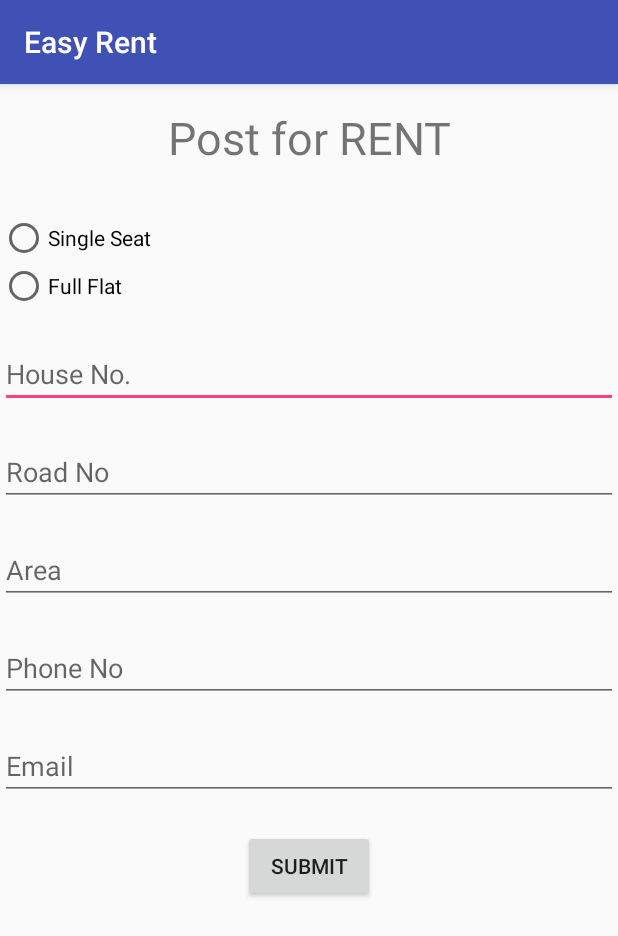
After one commit to Partha-SUST16/Easy-Rent, an Android app: the Post_Add screen opened directly, with no data from a screen before it, on a phone screen of 412 x 824 dp. The commit adds this screen. Shown: the top 936 px of the screen. Run offline under Robolectric (Android 15) with nearby library versions, the phone set to English and light mode, and no system bars; our stand-ins replace Firebase (no records; nobody signed in at launch, a user with empty details on screens opened directly).

Commit message:
Now House Owner can Post for add through this app
Added GPS Tracker & Location Info

```diff
--- a/EasyRent/app/src/main/AndroidManifest.xml
+++ b/EasyRent/app/src/main/AndroidManifest.xml
@@ -1,6 +1,9 @@
 <?xml version="1.0" encoding="utf-8"?>
 <manifest xmlns:android="http://schemas.android.com/apk/res/android"
     package="com.example.bdafahim.easyrent">
+
+    <uses-permission android:name="android.permission.ACCESS_COARSE_LOCATION" />
+    <uses-permission android:name="android.permission.ACCESS_FINE_LOCATION" />
 
     <application
         android:allowBackup="true"
@@ -20,7 +23,8 @@
         <activity android:name=".Owner_Login" />
         <activity android:name=".SignUp" />
         <activity android:name=".UserProfile" />
-        <activity android:name=".OwnerProfile"></activity>
+        <activity android:name=".OwnerProfile" />
+        <activity android:name=".Post_Add"></activity>
     </application>
 
 </manifest>
--- a/EasyRent/app/src/main/java/com/example/bdafahim/easyrent/Owner_Login.java
+++ b/EasyRent/app/src/main/java/com/example/bdafahim/easyrent/Owner_Login.java
@@ -77,7 +77,7 @@ public class Owner_Login extends AppCompatActivity  {
             return;
         }
 
-        progressDialog.setMessage("Sign up is in progress");
+        progressDialog.setMessage("Log in is in progress");
         progressDialog.show();
 
         mAuth.signInWithEmailAndPassword(EmailL,PasswordL)
--- /dev/null
+++ b/EasyRent/app/src/main/java/com/example/bdafahim/easyrent/Post_Add.java
@@ -0,0 +1,132 @@
+package com.example.bdafahim.easyrent;
+
+import android.app.ProgressDialog;
+import android.content.Context;
+import android.content.pm.PackageManager;
+import android.location.Location;
+import android.location.LocationListener;
+import android.location.LocationManager;
+import android.support.annotation.NonNull;
+import android.support.v4.app.ActivityCompat;
+import android.support.v4.content.ContextCompat;
+import android.support.v7.app.AppCompatActivity;
+import android.os.Bundle;
+import android.view.View;
+import android.widget.Button;
+import android.widget.EditText;
+import android.widget.RadioButton;
+import android.widget.RadioGroup;
+import android.widget.Toast;
+
+import com.google.android.gms.tasks.OnCompleteListener;
+import com.google.android.gms.tasks.Task;
+import com.google.firebase.auth.FirebaseAuth;
+import com.google.firebase.auth.FirebaseUser;
+import com.google.firebase.database.DatabaseReference;
+import com.google.firebase.database.FirebaseDatabase;
+
+public class Post_Add extends AppCompatActivity  {
+    //variables of used button and edittext
+    private Button post;
+    private EditText housetxt, roadtxt, addresstxt, phonetxt, emailtxt;
+
+    private double lati, longi;
+    private FirebaseDatabase mFirebaseDatabase;
+    private FirebaseAuth mAuth;
+    private FirebaseAuth.AuthStateListener mAuthListener;
+    private DatabaseReference myRef;
+    private  String userID;
+    private Rent_Add rent_add;
+    private ProgressDialog progressDialog;
+    private RadioGroup radioGroup;
+    private GpsTracker gpsTracker;
+
+    @Override
+    protected void onCreate(Bundle savedInstanceState) {
+        super.onCreate(savedInstanceState);
+        setContentView(R.layout.activity_post__add);
+
+      //  INTT();
+        post = findViewById(R.id.submit);
+        housetxt = findViewById(R.id.house_no);
+        roadtxt = findViewById(R.id.road_no);
+        addresstxt = findViewById(R.id.area);
+        phonetxt = findViewById(R.id.phone_no);
+        emailtxt = findViewById(R.id.email);
+        progressDialog = new ProgressDialog(this);
+        radioGroup = findViewById(R.id.radio_group);
+        mAuth = FirebaseAuth.getInstance();
+        mFirebaseDatabase = FirebaseDatabase.getInstance();
+
+
+        try {
+            if (ContextCompat.checkSelfPermission(getApplicationContext(), android.Manifest.permission.ACCESS_FINE_LOCATION) != PackageManager.PERMISSION_GRANTED ) {
+                ActivityCompat.requestPermissions(this, new String[]{android.Manifest.permission.ACCESS_FINE_LOCATION}, 101);
+            }
+        } catch (Exception e){
+            e.printStackTrace();
+        }
+
+
+       post.setOnClickListener(new View.OnClickListener() {
+           @Override
+           public void onClick(View view) {
+               toastMessage("ButtonClicked");
+               getLocation(view);
+               POST_PROCESS();
+               toastMessage("Post process Complete");
+           }
+       });
+
+
+    }
+
+    void POST_PROCESS(){
+        String house_no, road_no, address, phone_no, email_no;
+        progressDialog.setMessage("Posting in process...");
+        progressDialog.show();
+        address = addresstxt.getText().toString();
+        phone_no = phonetxt.getText().toString();
+        email_no = emailtxt.getText().toString();
+        house_no = housetxt.getText().toString();
+        road_no = roadtxt.getText().toString();
+
+        int selected = radioGroup.getCheckedRadioButtonId();
+        RadioButton rb =(RadioButton) findViewById(selected);
+
+        String type = rb.getText().toString();
+
+        rent_add = new Rent_Add(type,house_no,road_no,address,phone_no,email_no,lati,longi);
+
+        mFirebaseDatabase.getReference("Users")
+                .child(mAuth.getCurrentUser().getUid())
+                .child("Posts")
+                .setValue(rent_add).addOnCompleteListener(new OnCompleteListener<Void>() {
+            @Override
+            public void onComplete(@NonNull Task<Void> task) {
+                if (task.isSuccessful()) {
+                    progressDialog.dismiss();
+                    Toast.makeText(Post_Add.this, "Posting Successful", Toast.LENGTH_LONG).show();
+                    finish();
+                } else {
+                    progressDialog.dismiss();
+                    //display a failure message
+                    Toast.makeText(Post_Add.this,task.getException().getMessage(),Toast.LENGTH_LONG).show();
+                }
+            }
+        });
+    }
+    public void getLocation(View view){
+        gpsTracker = new GpsTracker(Post_Add.this);
+        if(gpsTracker.canGetLocation()){
+          lati = gpsTracker.getLatitude();
+            longi= gpsTracker.getLongitude();
+
+        }else{
+            gpsTracker.showSettingsAlert();
+        }
+    }
+    private void toastMessage(String message){
+        Toast.makeText(this,message,Toast.LENGTH_SHORT).show();
+    }
+}
--- a/EasyRent/app/src/main/res/layout/activity_owner_profile.xml
+++ b/EasyRent/app/src/main/res/layout/activity_owner_profile.xml
@@ -4,7 +4,8 @@
     xmlns:tools="http://schemas.android.com/tools"
     android:layout_width="match_parent"
     android:layout_height="match_parent"
-    tools:context=".OwnerProfile">
+    tools:context=".OwnerProfile"
+    android:id="@+id/drawer_owner">
     <LinearLayout
         android:layout_width="match_parent"
         android:layout_height="match_parent"
@@ -33,7 +34,8 @@
         android:layout_width="wrap_content"
         android:layout_height="match_parent"
         app:menu="@menu/navigation_menu_owner"
-        android:layout_gravity = "start">
+        android:layout_gravity = "start"
+        android:id="@+id/nav_viewO">
 
     </android.support.design.widget.NavigationView>
 </android.support.v4.widget.DrawerLayout>
--- /dev/null
+++ b/EasyRent/app/src/main/res/layout/activity_post__add.xml
@@ -0,0 +1,81 @@
+<?xml version="1.0" encoding="utf-8"?>
+<LinearLayout xmlns:android="http://schemas.android.com/apk/res/android"
+    xmlns:app="http://schemas.android.com/apk/res-auto"
+    xmlns:tools="http://schemas.android.com/tools"
+    android:layout_width="match_parent"
+    android:layout_height="match_parent"
+    tools:context=".Post_Add"
+    android:orientation="vertical">
+<TextView
+    android:layout_width="match_parent"
+    android:layout_height="wrap_content"
+    android:textAlignment="center"
+    android:text="Post for RENT"
+    android:textSize="30sp"
+    android:padding="15dp"
+    />
+
+<RadioGroup
+    android:layout_width="wrap_content"
+    android:layout_height="wrap_content"
+    android:id="@+id/radio_group"
+    android:layout_marginTop="15dp">
+    <RadioButton
+        android:layout_width="wrap_content"
+        android:layout_height="wrap_content"
+        android:text="Single Seat"
+        android:id="@+id/single_seat"
+        />
+    <RadioButton
+        android:layout_width="wrap_content"
+        android:layout_height="wrap_content"
+        android:text="Full Flat"
+        android:id="@+id/full_flat"/>
+
+</RadioGroup>
+
+<EditText
+    android:layout_width="match_parent"
+    android:layout_height="wrap_content"
+    android:layout_marginTop="20dp"
+    android:hint="House No."
+    android:id="@+id/house_no"
+    android:layout_marginBottom="20dp"
+    android:inputType="text"/>
+
+    <EditText
+        android:layout_width="match_parent"
+        android:layout_height="wrap_content"
+        android:hint="Road No"
+        android:id="@+id/road_no"
+        android:layout_marginBottom="20dp"
+        android:inputType="text"/>
+     <EditText
+         android:layout_width="match_parent"
+         android:layout_height="wrap_content"
+         android:hint="Area"
+         android:inputType="text"
+         android:id="@+id/area"
+         android:layout_marginBottom="20dp"/>
+    <EditText
+        android:layout_width="match_parent"
+        android:layout_height="wrap_content"
+        android:inputType="number"
+        android:hint="Phone No"
+        android:id="@+id/phone_no"
+        android:layout_marginBottom="20dp"/>
+    <EditText
+        android:layout_width="match_parent"
+        android:layout_height="wrap_content"
+        android:id="@+id/email"
+        android:inputType="text"
+        android:hint="Email"
+        android:layout_marginBottom="20dp"/>
+    <Button
+        android:layout_width="wrap_content"
+        android:layout_height="wrap_content"
+        android:layout_gravity="center"
+        android:text="Submit"
+        android:id="@+id/submit"/>
+
+</LinearLayout>
--- a/EasyRent/app/src/main/res/values/strings.xml
+++ b/EasyRent/app/src/main/res/values/strings.xml
@@ -4,5 +4,6 @@
     <string name="user_pasword">Enter your Password</string>
     <string name="signup">New Here??Signup!!</string>
     <string name="sign_in">Sign In</string>
-
+    <string name="open">Open</string>
+    <string name="close">Close</string>
 </resources>
```
Also changed, not shown: EasyRent/app/src/main/java/com/example/bdafahim/easyrent/GpsTracker.java (added, +177 -0 lines), EasyRent/app/src/main/java/com/example/bdafahim/easyrent/OwnerProfile.java (+63 -5 lines), EasyRent/app/src/main/java/com/example/bdafahim/easyrent/Rent_Add.java (added, +73 -0 lines).
